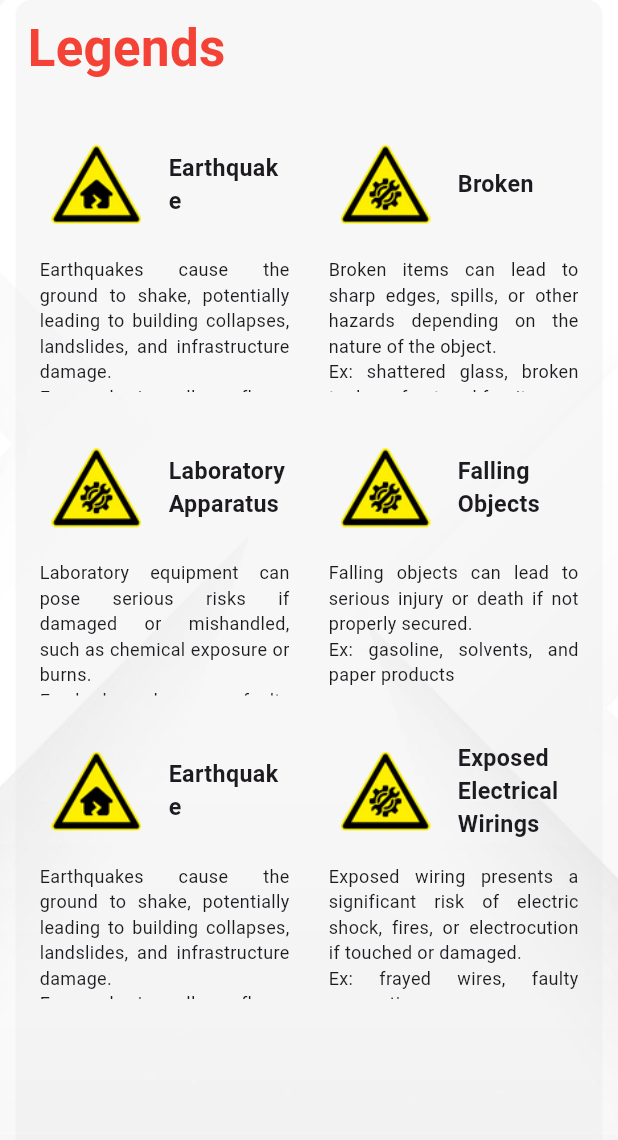
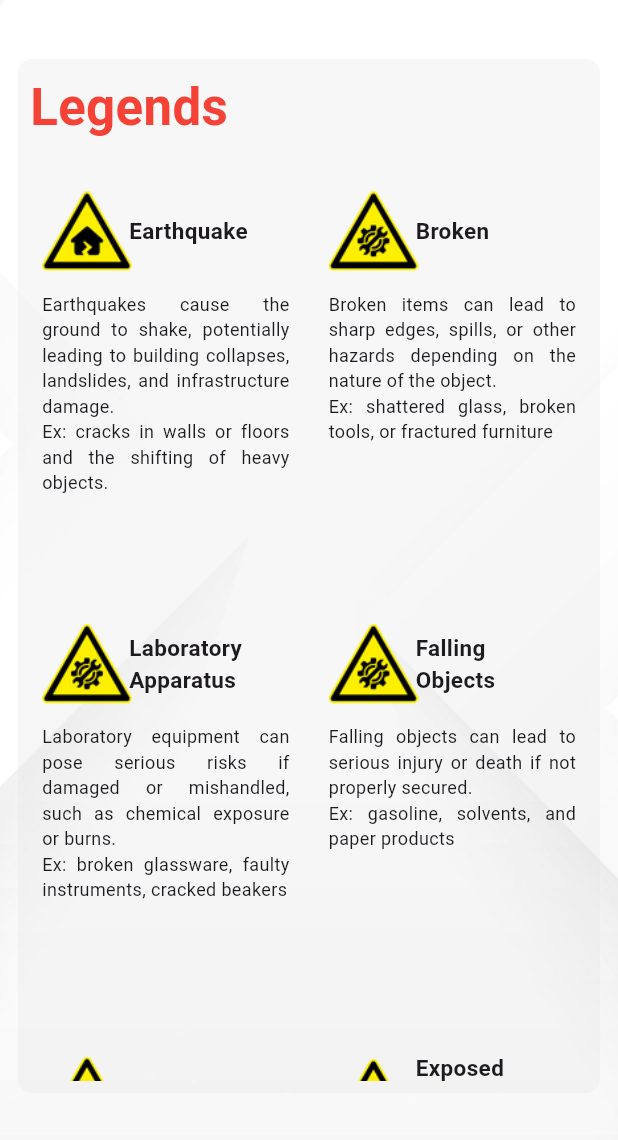
Before and after one commit to Velsariaa/hazmap, a Flutter app: the screen it shows after launch, in the side drawer, after a tap on "Legends", on a phone screen of 412 x 824 dp, the part 84-1224 px from its top. Run offline on Flutter 3.47's test engine with Material 3 defaults, Android fonts, the phone set to English and light mode, and no system bars.

Commit message:
[Update]

```diff
--- a/lib/pages/Legends.dart
+++ b/lib/pages/Legends.dart
@@ -22,23 +22,22 @@ class LegendsPage extends StatelessWidget {
       ),
       drawer: const navbar(),
       body: Container(
+        padding: const EdgeInsets.all(12.0),
         decoration: const BoxDecoration(
           image: DecorationImage(
             image: AssetImage('lib/assets/legendbg.png'),
             fit: BoxFit.cover,
           ),
         ),
-        child: Align(
-          alignment: Alignment.topCenter,
-          child: SingleChildScrollView(
-            child: Column(
-              children: [
-                Container(
+        child: Center(
+          child: AspectRatio(
+            aspectRatio: 9 / 16, // Ensures the container maintains a 9:16 ratio
+            child: Container(
               width: MediaQuery.of(context).size.width * 0.95,
-                  height: MediaQuery.of(context).size.height * 0.95,
               padding: const EdgeInsets.all(8.0),
               decoration: BoxDecoration(
-                    color: const Color.fromARGB(255, 226, 226, 226).withOpacity(0.27),
+                color:
+                    const Color.fromARGB(255, 226, 226, 226).withOpacity(0.27),
                 borderRadius: BorderRadius.circular(10),
               ),
               child: Column(
@@ -53,16 +52,18 @@ class LegendsPage extends StatelessWidget {
                     ),
                   ),
                   const SizedBox(height: 20),
-                      LayoutBuilder(
+                  Expanded(
+                    child: LayoutBuilder(
                       builder: (context, constraints) {
                         return GridView.builder(
                           shrinkWrap: true,
-                            physics: const NeverScrollableScrollPhysics(),
-                            gridDelegate: const SliverGridDelegateWithFixedCrossAxisCount(
+                          physics: const BouncingScrollPhysics(),
+                          gridDelegate:
+                              const SliverGridDelegateWithFixedCrossAxisCount(
                             crossAxisCount: 2,
                             crossAxisSpacing: 10,
                             mainAxisSpacing: 10,
-                              childAspectRatio: 0.95, // Adjust this for better layout
+                            childAspectRatio: 0.65,
                           ),
                           itemCount: 6,
                           itemBuilder: (context, index) {
@@ -74,22 +75,26 @@ class LegendsPage extends StatelessWidget {
                               case 1:
                                 imagePath = 'lib/assets/brokenhazard.png';
                                 title = 'Broken';
-                                  description = 'Broken items can lead to sharp edges, spills, or other hazards depending on the nature of the object.\nEx: shattered glass, broken tools, or fractured furniture';
+                                description =
+                                    'Broken items can lead to sharp edges, spills, or other hazards depending on the nature of the object.\nEx: shattered glass, broken tools, or fractured furniture';
                                 break;
                               case 2:
                                 imagePath = 'lib/assets/brokenhazard.png';
                                 title = 'Laboratory Apparatus';
-                                  description = 'Laboratory equipment can pose serious risks if damaged or mishandled, such as chemical exposure or burns.\nEx: broken glassware, faulty instruments, cracked beakers';
+                                description =
+                                    'Laboratory equipment can pose serious risks if damaged or mishandled, such as chemical exposure or burns.\nEx: broken glassware, faulty instruments, cracked beakers';
                                 break;
                               case 3:
                                 imagePath = 'lib/assets/brokenhazard.png';
                                 title = 'Falling Objects';
-                                  description = 'Falling objects can lead to serious injury or death if not properly secured.\nEx: gasoline, solvents, and paper products';
+                                description =
+                                    'Falling objects can lead to serious injury or death if not properly secured.\nEx: gasoline, solvents, and paper products';
                                 break;
                               case 5:
                                 imagePath = 'lib/assets/brokenhazard.png';
                                 title = 'Exposed Electrical Wirings';
-                                  description = 'Exposed wiring presents a significant risk of electric shock, fires, or electrocution if touched or damaged.\nEx: frayed wires, faulty connections';
+                                description =
+                                    'Exposed wiring presents a significant risk of electric shock, fires, or electrocution if touched or damaged.\nEx: frayed wires, faulty connections';
                                 break;
                               default:
                                 imagePath = 'lib/assets/earthquakehazard.png';
@@ -110,7 +115,7 @@ class LegendsPage extends StatelessWidget {
                                   Row(
                                     children: [
                                       Padding(
-                                          padding: const EdgeInsets.all(8.0),
+                                        padding: const EdgeInsets.all(0),
                                         child: SizedBox(
                                           width: 60,
                                           height: 60,
@@ -119,13 +124,16 @@ class LegendsPage extends StatelessWidget {
                                       ),
                                       const SizedBox(width: 10),
                                       Expanded(
+                                        child: Transform.translate(
+                                          offset: const Offset(-12,
+                                              0), // Move text 20 pixels to the left
                                           child: Text(
                                             title,
                                             style: const TextStyle(
-                                              fontSize: 15.5,
+                                              fontSize: 15,
                                               fontWeight: FontWeight.bold,
                                             ),
-
+                                          ),
                                         ),
                                       ),
                                     ],
@@ -145,10 +153,9 @@ class LegendsPage extends StatelessWidget {
                         );
                       },
                     ),
+                  ),
                 ],
               ),
-                ),
-              ],
             ),
           ),
         ),
```
Lines whose indentation alone changed are shown as unchanged.
